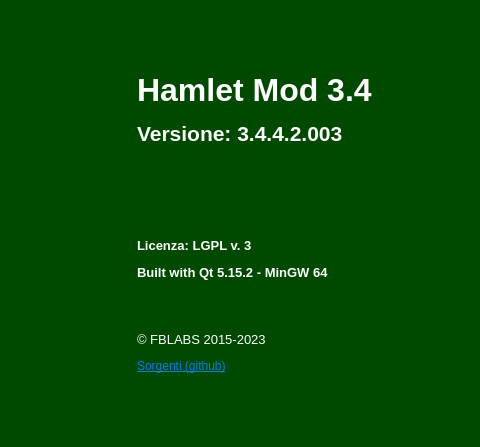
This is mainwindow.ui in fblabs/hamlet-mod-sancon as Qt 5 draws it before an edit; both pictures show x 360 to 840 and y 0 to 447 of the 1156 by 831 pixel window. The edited form follows.
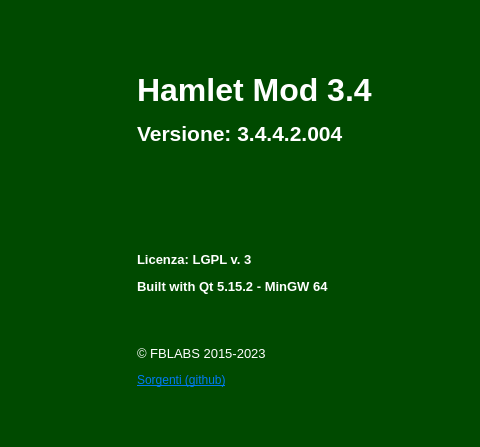
This is the edited form. Icons and pictures are not drawn.

```diff
--- a/mainwindow.ui
+++ b/mainwindow.ui
@@ -531,7 +531,7 @@
          <enum>QFrame::NoFrame</enum>
         </property>
         <property name="text">
-         <string>&lt;html&gt;&lt;head/&gt;&lt;body&gt;&lt;p&gt;&lt;span style=&quot; font-size:24pt; font-weight:600;&quot;&gt;Hamlet Mod 3.4&lt;/span&gt;&lt;/p&gt;&lt;p&gt;&lt;span style=&quot; font-size:16pt; font-weight:600;&quot;&gt;Versione: 3.4.4.2.003&lt;/span&gt;&lt;/p&gt;&lt;p&gt;&lt;br/&gt;&lt;/p&gt;&lt;p&gt;&lt;br/&gt;&lt;/p&gt;&lt;p&gt;&lt;span style=&quot; font-size:10pt; font-weight:600;&quot;&gt;Licenza: LGPL v. 3&lt;/span&gt;&lt;/p&gt;&lt;p&gt;&lt;span style=&quot; font-size:10pt; font-weight:600;&quot;&gt;Built with Qt 5.15.2 - MinGW 64&lt;/span&gt;&lt;/p&gt;&lt;p&gt;&lt;br/&gt;&lt;/p&gt;&lt;p&gt;&lt;span style=&quot; font-size:10pt;&quot;&gt;© FBLABS 2015-2023&lt;/span&gt;&lt;/p&gt;&lt;p&gt;&lt;a href=&quot;https://github.com/fblabs/hamlet-mod-sancon/blob/master/release/hamletMOD.exe&quot;&gt;&lt;span style=&quot; text-decoration: underline; color:#007af4;&quot;&gt;Sorgenti (github)&lt;/span&gt;&lt;/a&gt;&lt;/p&gt;&lt;/body&gt;&lt;/html&gt;</string>
+         <string>&lt;html&gt;&lt;head/&gt;&lt;body&gt;&lt;p&gt;&lt;span style=&quot; font-size:24pt; font-weight:600;&quot;&gt;Hamlet Mod 3.4&lt;/span&gt;&lt;/p&gt;&lt;p&gt;&lt;span style=&quot; font-size:16pt; font-weight:600;&quot;&gt;Versione: 3.4.4.2.004&lt;/span&gt;&lt;/p&gt;&lt;p&gt;&lt;br/&gt;&lt;br/&gt;&lt;/p&gt;&lt;p&gt;&lt;br/&gt;&lt;/p&gt;&lt;p&gt;&lt;span style=&quot; font-size:10pt; font-weight:600;&quot;&gt;Licenza: LGPL v. 3&lt;/span&gt;&lt;/p&gt;&lt;p&gt;&lt;span style=&quot; font-size:10pt; font-weight:600;&quot;&gt;Built with Qt 5.15.2 - MinGW 64&lt;/span&gt;&lt;/p&gt;&lt;p&gt;&lt;br/&gt;&lt;/p&gt;&lt;p&gt;&lt;span style=&quot; font-size:10pt;&quot;&gt;© FBLABS 2015-2023&lt;/span&gt;&lt;/p&gt;&lt;p&gt;&lt;a href=&quot;https://github.com/fblabs/hamlet-mod-sancon/blob/master/release/hamletMOD.exe&quot;&gt;&lt;span style=&quot; text-decoration: underline; color:#007af4;&quot;&gt;Sorgenti (github)&lt;/span&gt;&lt;/a&gt;&lt;/p&gt;&lt;/body&gt;&lt;/html&gt;</string>
         </property>
         <property name="scaledContents">
          <bool>false</bool>
```
